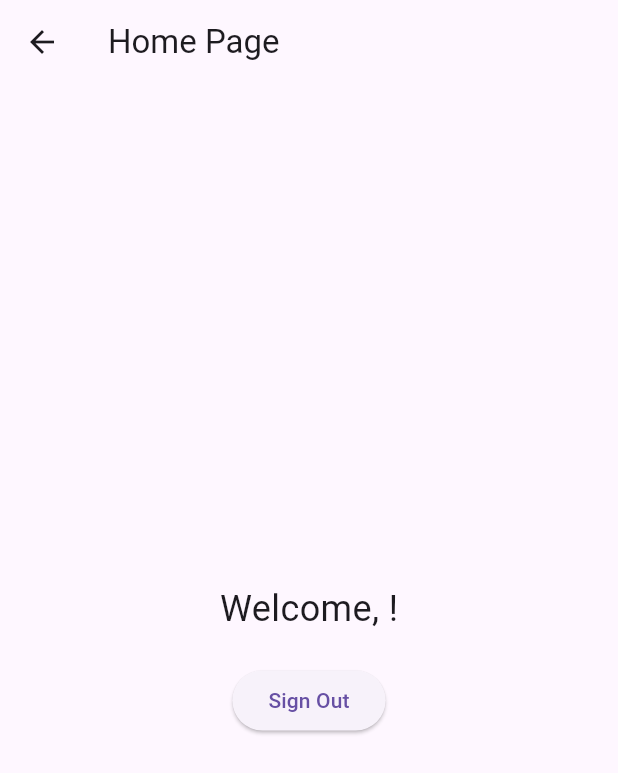
After one commit to JohnPhamMobileApp/Quiz_App, a Flutter app: the HomePage screen opened by its route, on a phone screen of 412 x 824 dp. The commit adds this screen. Shown: the top 773 px of the screen. Run offline on Flutter 3.47's test engine with Material 3 defaults, Android fonts, the phone set to English and light mode, and no system bars; our stand-ins replace cloud_firestore, firebase_auth, firebase_core; accounts and stored records are empty.

Commit message:
Login,Register,Homepage setup

```diff
--- /dev/null
+++ b/lib/home_page.dart
@@ -0,0 +1,52 @@
+import 'package:flutter/material.dart';
+import 'package:firebase_auth/firebase_auth.dart';
+import 'login_page.dart'; // Import LoginPage to navigate back to login
+
+class HomePage extends StatelessWidget {
+  final String title;
+
+  const HomePage({super.key, required this.title});
+
+  // Function to handle user sign out
+  Future<void> _signOut(BuildContext context) async {
+    try {
+      await FirebaseAuth.instance.signOut();
+      // Navigate back to LoginPage after signing out
+      Navigator.pushReplacement(
+        context,
+        MaterialPageRoute(builder: (context) => const LoginPage()),
+      );
+    } catch (e) {
+      ScaffoldMessenger.of(context).showSnackBar(
+        SnackBar(content: Text('Error signing out: $e')),
+      );
+    }
+  }
+
+  @override
+  Widget build(BuildContext context) {
+    return Scaffold(
+      appBar: AppBar(
+        title: Text(title),
+      ),
+      body: Center(
+        child: Column(
+          mainAxisAlignment: MainAxisAlignment.center,
+          children: <Widget>[
+            // Display a greeting message with the user's email
+            Text(
+              'Welcome, ${FirebaseAuth.instance.currentUser?.email ?? 'User'}!',
+              style: const TextStyle(fontSize: 24),
+            ),
+            const SizedBox(height: 20),
+            // Sign out button
+            ElevatedButton(
+              onPressed: () => _signOut(context),
+              child: const Text('Sign Out'),
+            ),
+          ],
+        ),
+      ),
+    );
+  }
+}
--- a/lib/login_page.dart
+++ b/lib/login_page.dart
@@ -1,5 +1,6 @@
 import 'package:firebase_auth/firebase_auth.dart';
 import 'package:flutter/material.dart';
+import 'home_page.dart'; // Import HomePage here
 import 'register_page.dart'; // Import RegisterPage
 
 class LoginPage extends StatefulWidget {
@@ -37,7 +38,7 @@ class _LoginPageState extends State<LoginPage> {
         Navigator.pushReplacement(
           context,
           MaterialPageRoute(
-            builder: (context) => HomePage(title: 'Home Page'),
+            builder: (context) => const HomePage(title: 'Home Page'), // HomePage correctly imported
           ),
         );
       } else {
--- a/pubspec.yaml
+++ b/pubspec.yaml
@@ -49,7 +49,7 @@ dev_dependencies:
   # activated in the `analysis_options.yaml` file located at the root of your
   # package. See that file for information about deactivating specific lint
   # rules and activating additional ones.
-  flutter_lints: ^4.0.0
+  flutter_lints: ^5.0.0
 
 # For information on the generic Dart part of this file, see the
 # following page: https://dart.dev/tools/pub/pubspec
```
Also changed, not shown: lib/main.dart (+41 -110 lines), pubspec.lock, 3 other files.
